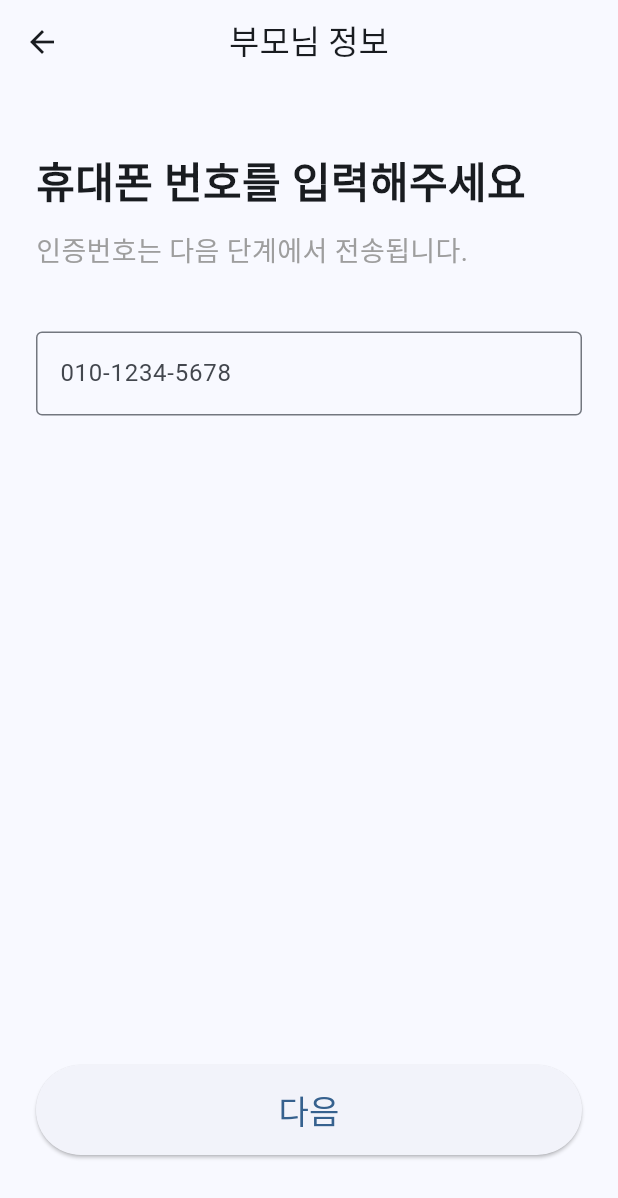
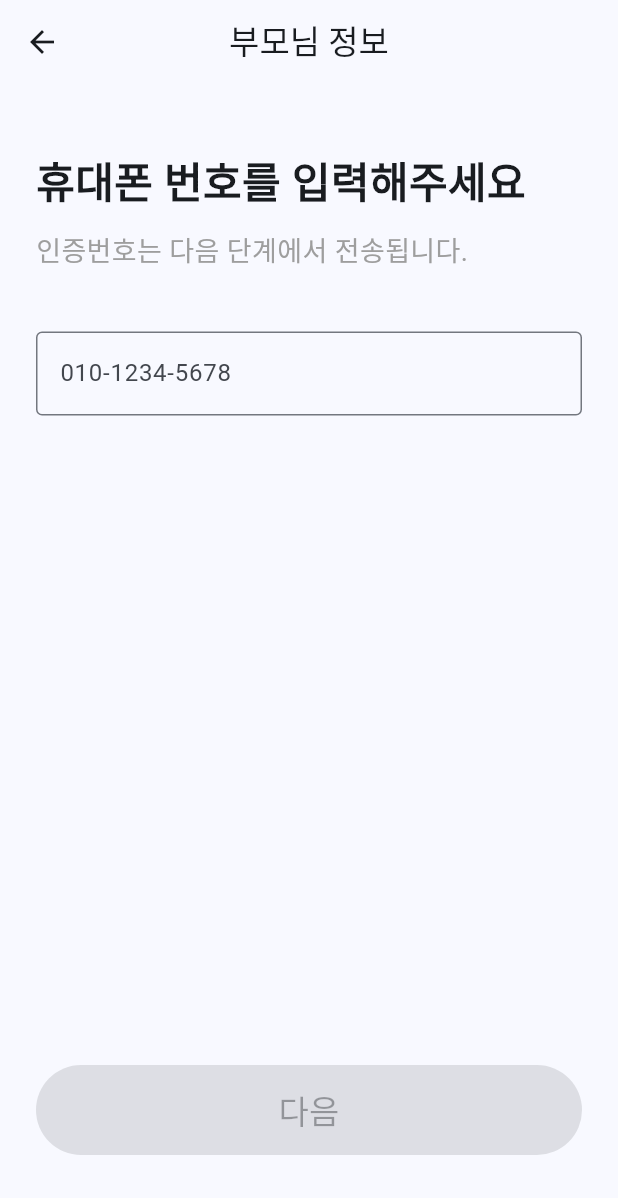
Before and after one commit to syunindaee/anbu_app, a Flutter app: the ParentPhonePage screen opened directly, on a phone screen of 412 x 824 dp. Shown: the top 1198 px of the screen. Run offline on Flutter 3.47's test engine with Material 3 defaults, Android fonts, the phone set to English and light mode, and no system bars.

Commit message:
feat(auth): add parent phone input page

```diff
--- a/lib/features/auth/parent_phone_page.dart
+++ b/lib/features/auth/parent_phone_page.dart
@@ -1,7 +1,20 @@
 import 'package:flutter/material.dart';
 
-class ParentPhonePage extends StatelessWidget {
+class ParentPhonePage extends StatefulWidget {
   const ParentPhonePage({super.key});
+
+  @override
+  State<ParentPhonePage> createState() => _ParentPhonePageState();
+}
+
+class _ParentPhonePageState extends State<ParentPhonePage> {
+  final TextEditingController _phoneController = TextEditingController();
+  bool _isValid=false;
+  @override
+  void dispose() {
+    _phoneController.dispose();
+    super.dispose();
+  }
 
   @override
   Widget build(BuildContext context) {
@@ -37,9 +50,15 @@ class ParentPhonePage extends StatelessWidget {
 
             const SizedBox(height: 40),
 
-            const TextField(
+            TextField(
+              controller: _phoneController,
               keyboardType: TextInputType.phone,
-              decoration: InputDecoration(
+              onChanged: (value) {
+                setState(() {
+                  _isValid = value.replaceAll('-', '').length==11;
+                });
+              },
+              decoration: const InputDecoration(
                 border: OutlineInputBorder(),
                 hintText: '010-1234-5678',
               ),
@@ -51,7 +70,15 @@ class ParentPhonePage extends StatelessWidget {
               width: double.infinity,
               height: 60,
               child: ElevatedButton(
-                onPressed: () {},
+                onPressed: _isValid
+                    ? () {
+                        ScaffoldMessenger.of(context).showSnackBar(
+                          const SnackBar(
+                            content: Text('다음 단계로 이동합니다.'),
+                          ),
+                        );
+                     }
+                    : null,
                 child: const Text(
                   '다음',
                   style: TextStyle(fontSize: 22),
--- a/lib/features/onboarding/onboarding_page.dart
+++ b/lib/features/onboarding/onboarding_page.dart
@@ -1,5 +1,5 @@
 import 'package:flutter/material.dart';
-
+import '../auth/parent_phone_page.dart';
 import '../child/child_home_page.dart';
 import '../parent/parent_home_page.dart';
 
@@ -60,7 +60,7 @@ class OnboardingPage extends StatelessWidget {
                     Navigator.push(
                       context,
                       MaterialPageRoute(
-                        builder: (_) => const ParentHomePage(),
+                        builder: (_) => const ParentPhonePage(),
                       ),
                     );
                   },
```
